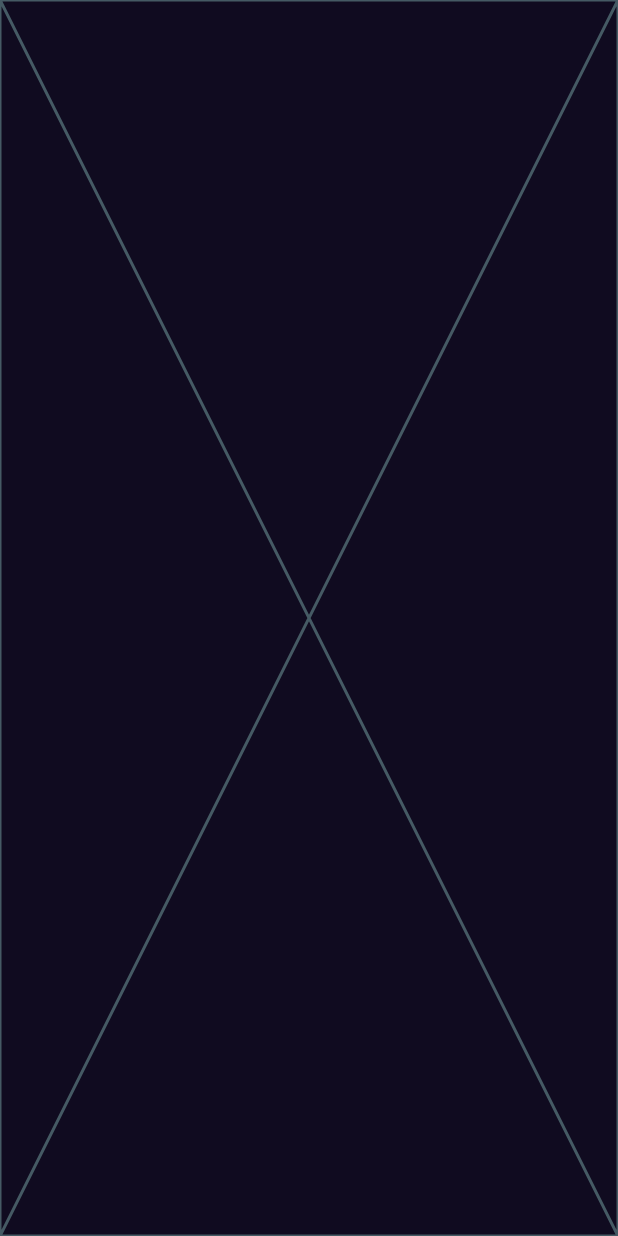
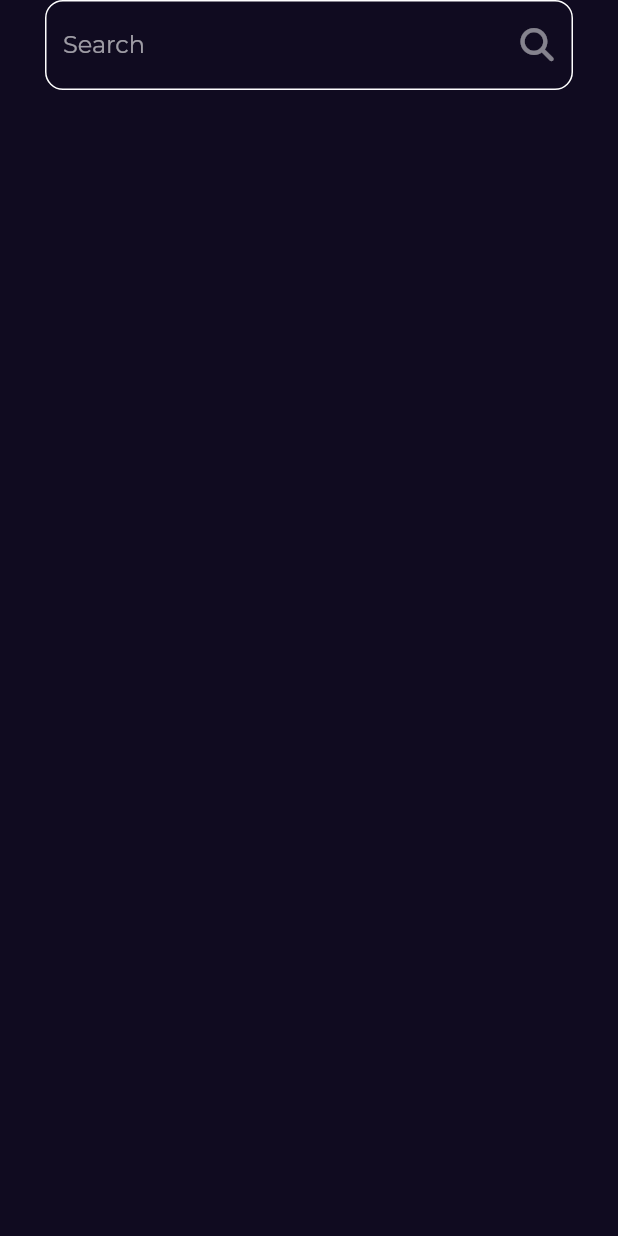
Before and after one commit to mohamedelabassy/bookly_app, a Flutter app: the SearchView screen opened by its route, on a phone screen of 412 x 824 dp. Run offline on Flutter 3.47's test engine with Material 2 defaults, Android fonts, the phone set to English and light mode, and no system bars; our stand-ins replace font_awesome_flutter, go_router, google_fonts.

Commit message:
create custom search text field

```diff
--- /dev/null
+++ b/lib/Features/Search/presntation/views/widgets/custom_search_text_field.dart
@@ -0,0 +1,31 @@
+import 'package:flutter/material.dart';
+import 'package:font_awesome_flutter/font_awesome_flutter.dart';
+
+class CustomSearchTextField extends StatelessWidget {
+  const CustomSearchTextField({super.key});
+
+  @override
+  Widget build(BuildContext context) {
+    return TextField(
+      decoration: InputDecoration(
+        enabledBorder: buildOutLineInPutBorder(),
+        focusedBorder: buildOutLineInPutBorder(),
+        hintText: 'Search',
+        suffixIcon: const Opacity(
+          opacity: .7,
+          child: Icon(
+            FontAwesomeIcons.magnifyingGlass,
+            size: 22,
+          ),
+        ),
+      ),
+    );
+  }
+
+  OutlineInputBorder buildOutLineInPutBorder() {
+    return OutlineInputBorder(
+      borderSide: const BorderSide(color: Colors.white),
+      borderRadius: BorderRadius.circular(12),
+    );
+  }
+}
--- a/lib/Features/Search/presntation/views/widgets/search_view_body.dart
+++ b/lib/Features/Search/presntation/views/widgets/search_view_body.dart
@@ -1,10 +1,19 @@
 import 'package:flutter/material.dart';
+
+import 'custom_search_text_field.dart';
 
 class SearchViewBody extends StatelessWidget {
   const SearchViewBody({super.key});
 
   @override
   Widget build(BuildContext context) {
-    return const Placeholder();
+    return const Column(
+      children: [
+        Padding(
+          padding: EdgeInsets.symmetric(horizontal: 30),
+          child: CustomSearchTextField(),
+        )
+      ],
+    );
   }
 }
```
